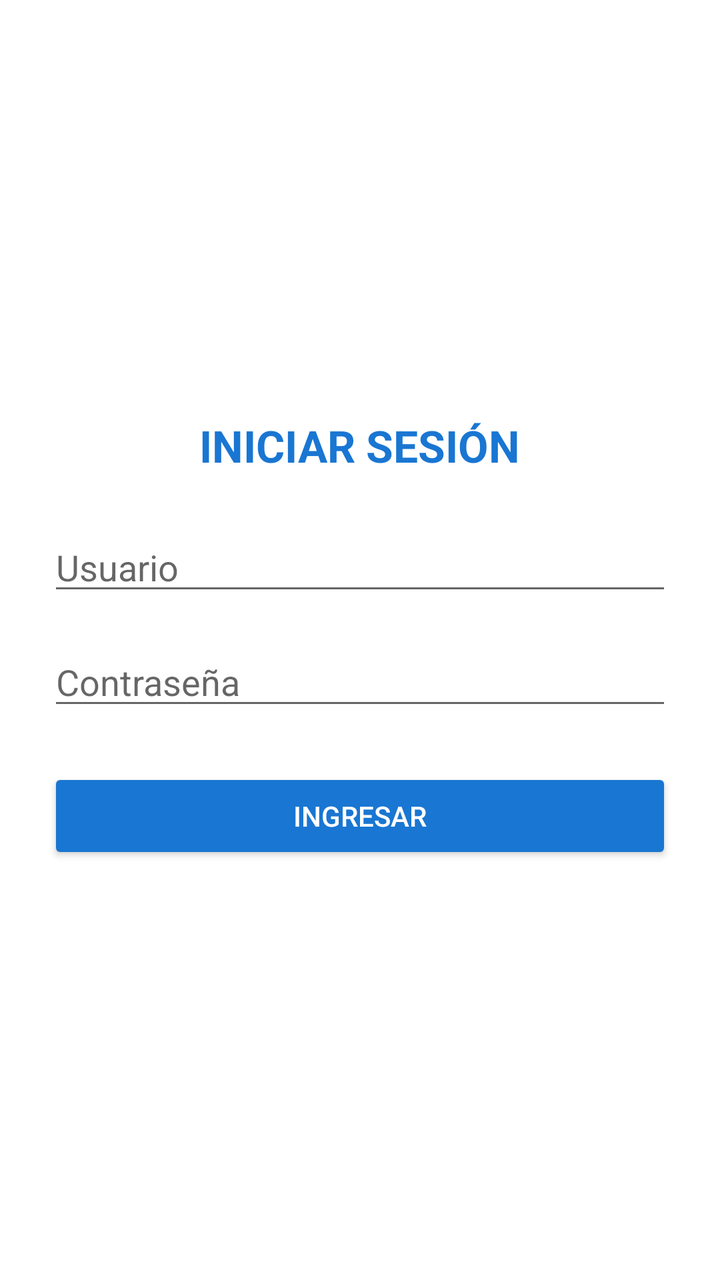
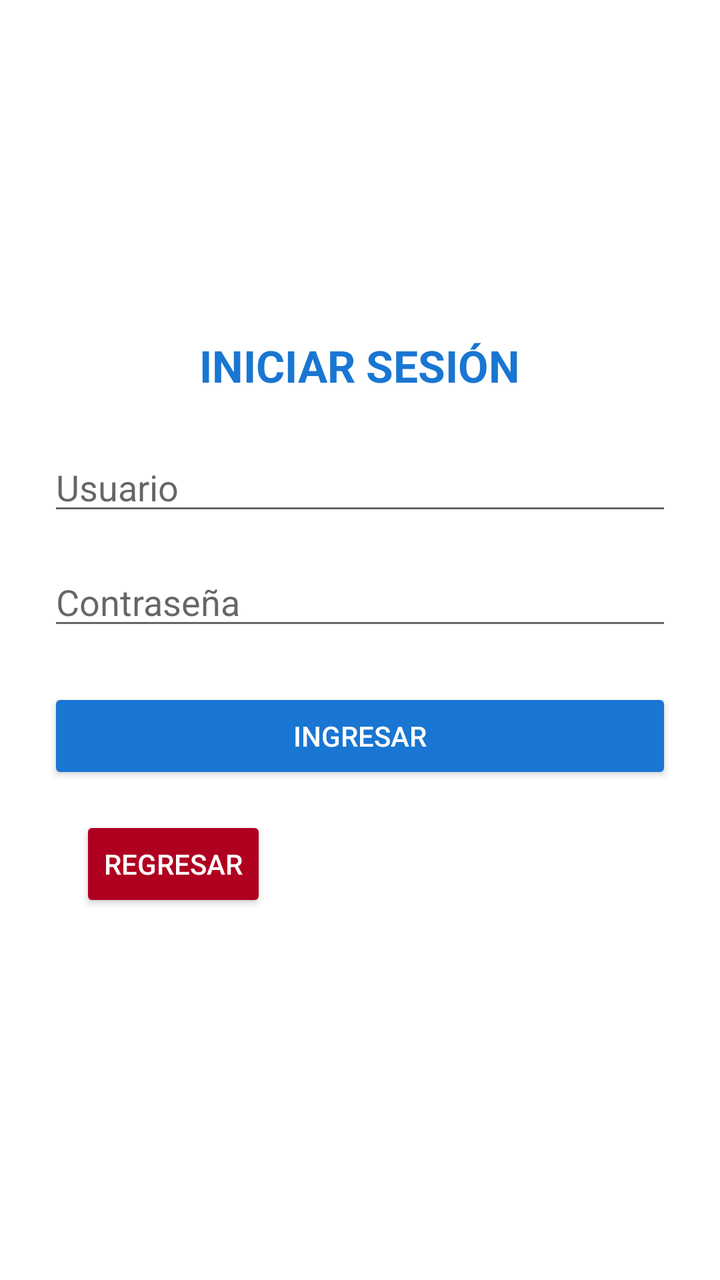

Two renders of the same Android screen: before a commit and after it. Below are the layout's source before the change and the commit's diff.
<!-- AndroidManifest.xml: application theme Theme.AppCompat.Light.NoActionBar -->
<!-- res/layout/activity_login.xml -->
<?xml version="1.0" encoding="utf-8"?>
<LinearLayout xmlns:android="http://schemas.android.com/apk/res/android"
    android:layout_width="match_parent"
    android:layout_height="match_parent"
    android:orientation="vertical"
    android:padding="24dp"
    android:gravity="center"
    android:background="#FFFFFF">

    <TextView
        android:layout_width="wrap_content"
        android:layout_height="wrap_content"
        android:text="INICIAR SESIÓN"
        android:textSize="22sp"
        android:textStyle="bold"
        android:textColor="#1976D2"
        android:layout_marginBottom="24dp"/>

    <EditText
        android:id="@+id/etUsuario"
        android:layout_width="match_parent"
        android:layout_height="wrap_content"
        android:hint="Usuario"
        android:textColor="#000000"
        android:layout_marginBottom="16dp"/>

    <EditText
        android:id="@+id/etPassword"
        android:layout_width="match_parent"
        android:layout_height="wrap_content"
        android:hint="Contraseña"
        android:inputType="textPassword"
        android:textColor="#000000"
        android:layout_marginBottom="24dp"/>

    <Button
        android:id="@+id/btnLogin"
        android:layout_width="match_parent"
        android:layout_height="wrap_content"
        android:text="INGRESAR"
        android:backgroundTint="#1976D2"
        android:textColor="#FFFFFF"/>
</LinearLayout>
<!-- resources referenced by this layout -->
<resources>

</resources>

<!-- the commit's change to res/layout/activity_login.xml (unified diff, before → after) -->
@@ -40,4 +40,14 @@
         android:text="INGRESAR"
         android:backgroundTint="#1976D2"
         android:textColor="#FFFFFF"/>
+
+    <Button
+        android:id="@+id/btnReturn"
+        android:layout_width="wrap_content"
+        android:layout_height="wrap_content"
+        android:layout_gravity="top|start"
+        android:layout_margin="16dp"
+        android:backgroundTint="@color/design_default_color_error"
+        android:text="REGRESAR"
+        android:textColor="#FFFFFF" />
 </LinearLayout>
